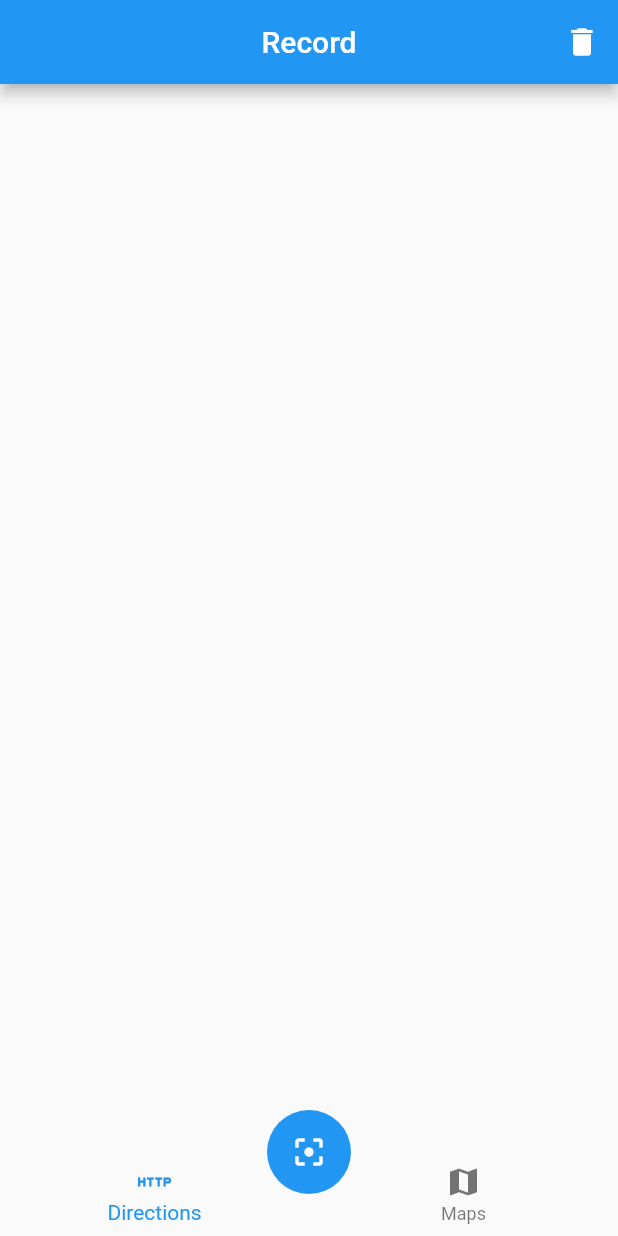
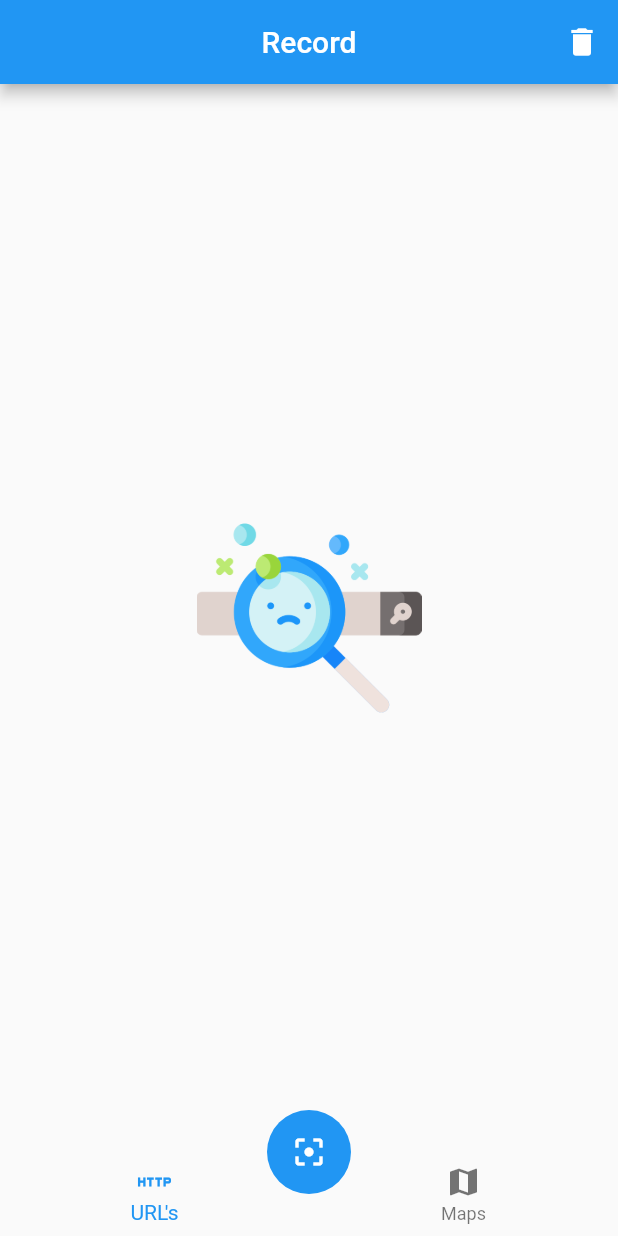
Before and after one commit to NogueraJulio24/qrapp, a Flutter app: the screen it shows after launch, on a phone screen of 412 x 824 dp. Run offline on Flutter 3.47's test engine with Material 2 defaults, Android fonts, the phone set to English and light mode, and no system bars; our stand-ins replace google_maps_flutter, sqflite, sqflite_common; missing offline and left inert: flutter_barcode_scanner; accounts and stored records are empty.

Commit message:
add images when it's empty

```diff
--- a/lib/widgets/custom_navigationbar.dart
+++ b/lib/widgets/custom_navigationbar.dart
@@ -16,7 +16,7 @@ class CustomNavigationBar extends StatelessWidget {
       items: <BottomNavigationBarItem>[
         BottomNavigationBarItem(
           icon: Icon(Icons.http),
-          label: 'Directions',
+          label: "URL's",
         ),
         BottomNavigationBarItem(
           icon: Icon(Icons.map),
--- a/lib/widgets/scan_tiles.dart
+++ b/lib/widgets/scan_tiles.dart
@@ -14,6 +14,7 @@ class ScanTiles extends StatelessWidget {
 
     final scans = scanListProvider.scans;
 
+    if (scans.length > 0) {
       return ListView.builder(
         itemCount: scans.length,
         itemBuilder: (_, i) => Dismissible(
@@ -37,5 +38,14 @@ class ScanTiles extends StatelessWidget {
           ),
         ),
       );
+    } else {
+      return Center(
+        child: Image(
+          image: AssetImage('assets/buscar.png'),
+          width: 150,
+          height: 150,
+        ),
+      );
     }
   }
+}
--- a/pubspec.yaml
+++ b/pubspec.yaml
@@ -52,9 +52,8 @@ flutter:
   uses-material-design: true
 
   # To add assets to your application, add an assets section, like this:
-  # assets:
-  #   - images/a_dot_burr.jpeg
-  #   - images/a_dot_ham.jpeg
+  assets:
+    - assets/buscar.png
 
   # An image asset can refer to one or more resolution-specific "variants", see
   # https://flutter.dev/assets-and-images/#resolution-aware.
```
Also changed, not shown: assets/buscar.png (added). Lines whose indentation alone changed are shown as unchanged.
